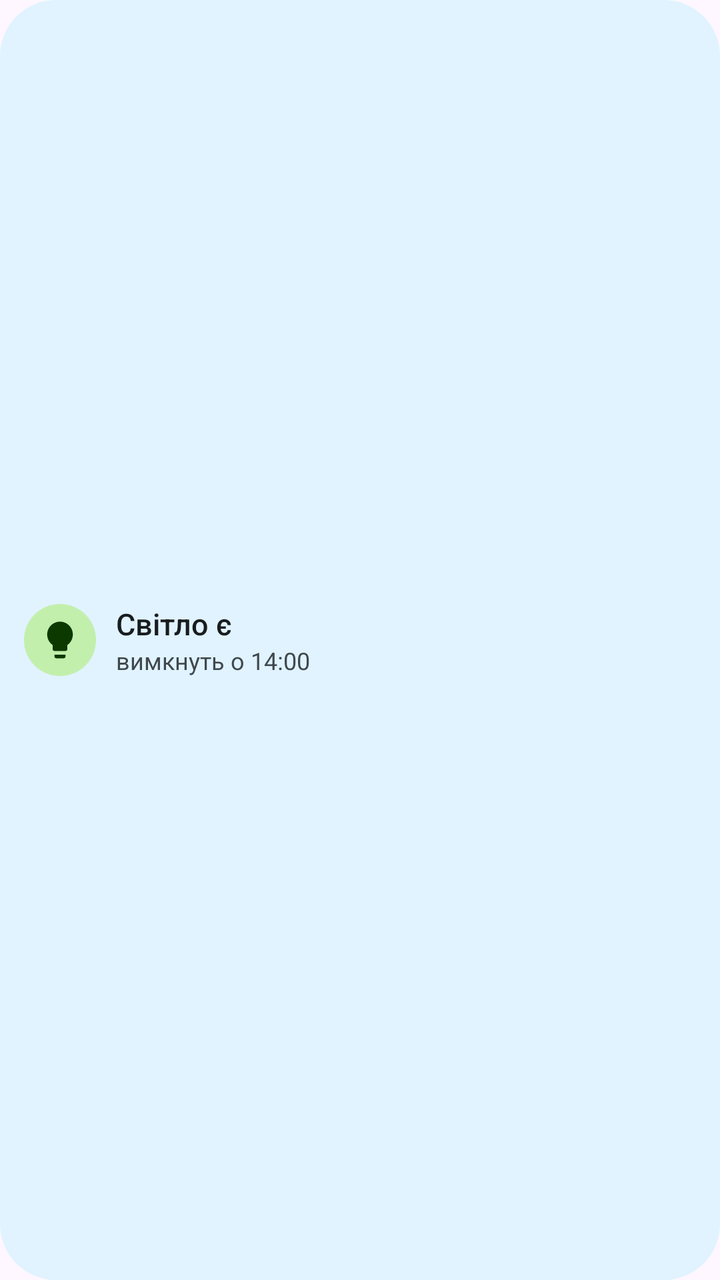
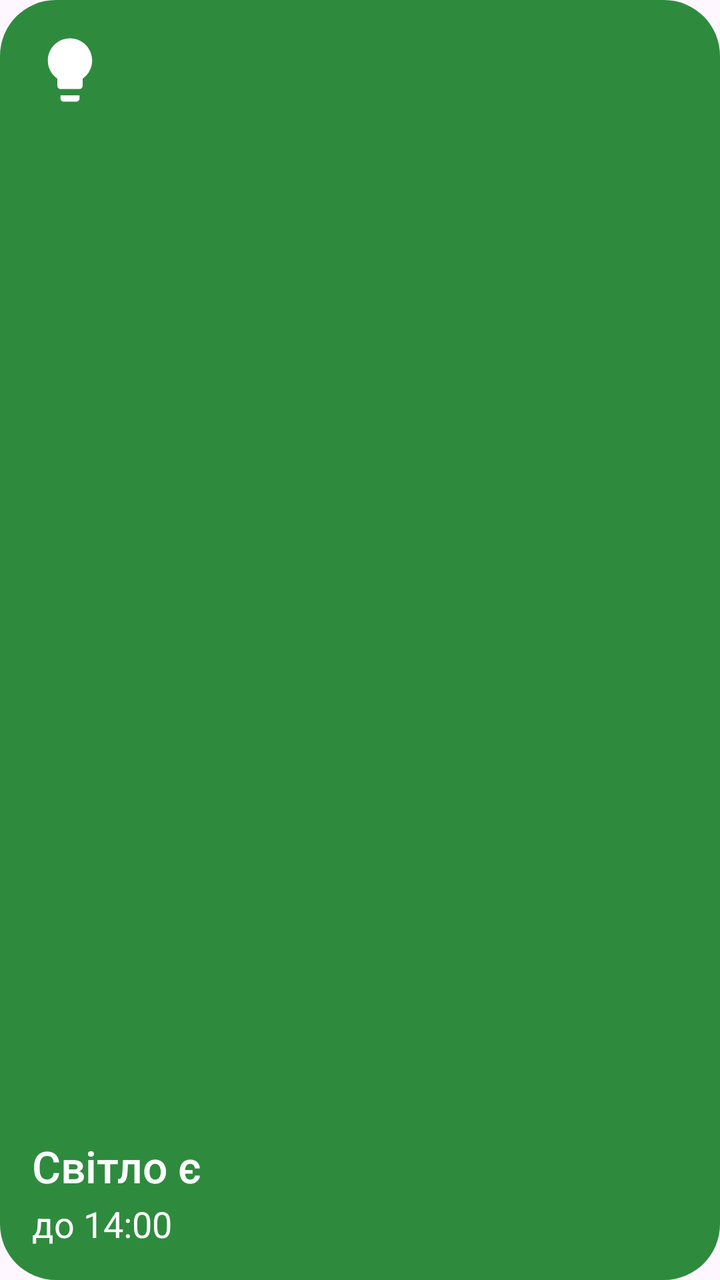

Two renders of the same Android screen: before a commit and after it. Below are the layout's source before the change and the commit's diff.
<!-- AndroidManifest.xml: application theme AppTheme -->
<!-- res/layout/widget_small.xml -->
<?xml version="1.0" encoding="utf-8"?>
<LinearLayout xmlns:android="http://schemas.android.com/apk/res/android"
    android:id="@+id/w_root"
    android:layout_width="match_parent"
    android:layout_height="match_parent"
    android:background="@drawable/widget_bg"
    android:gravity="center_vertical"
    android:orientation="horizontal"
    android:paddingStart="12dp"
    android:paddingEnd="12dp">

    <ImageView
        android:id="@+id/w_icon"
        android:layout_width="36dp"
        android:layout_height="36dp"
        android:background="@drawable/circle_on"
        android:contentDescription="Статус"
        android:padding="7dp"
        android:src="@drawable/ic_status_on" />

    <LinearLayout
        android:layout_width="0dp"
        android:layout_height="wrap_content"
        android:layout_marginStart="10dp"
        android:layout_weight="1"
        android:orientation="vertical">

        <TextView
            android:id="@+id/w_status"
            android:layout_width="wrap_content"
            android:layout_height="wrap_content"
            android:ellipsize="end"
            android:fontFamily="sans-serif-medium"
            android:maxLines="1"
            android:text="Світло є"
            android:textColor="@color/widget_on"
            android:textSize="15sp" />

        <TextView
            android:id="@+id/w_detail"
            android:layout_width="wrap_content"
            android:layout_height="wrap_content"
            android:ellipsize="end"
            android:maxLines="1"
            android:text="вимкнуть о 14:00"
            android:textColor="@color/widget_sub"
            android:textSize="12sp" />
    </LinearLayout>
</LinearLayout>
<!-- resources referenced by this layout -->
<resources>
  <color name="widget_on">#1A1B20</color>
  <color name="widget_sub">#44474F</color>
  <!-- drawable circle_on (drawable) -->
  <?xml version="1.0" encoding="utf-8"?>
  <shape xmlns:android="http://schemas.android.com/apk/res/android" android:shape="oval">
      <solid android:color="@color/st_on_container" />
  </shape>
  <!-- drawable ic_status_on (drawable) -->
  <?xml version="1.0" encoding="utf-8"?>
  <vector xmlns:android="http://schemas.android.com/apk/res/android"
      android:width="24dp"
      android:height="24dp"
      android:viewportWidth="24"
      android:viewportHeight="24">
      <path android:fillColor="@color/st_on_content" android:pathData="M9,21c0,0.55 0.45,1 1,1h4c0.55,0 1,-0.45 1,-1v-1H9V21zM12,2C8.14,2 5,5.14 5,9c0,2.38 1.19,4.47 3,5.74V17c0,0.55 0.45,1 1,1h6c0.55,0 1,-0.45 1,-1v-2.26c1.81,-1.27 3,-3.36 3,-5.74C19,5.14 15.86,2 12,2z" />
  </vector>
  <!-- drawable widget_bg (drawable) -->
  <?xml version="1.0" encoding="utf-8"?>
  <shape xmlns:android="http://schemas.android.com/apk/res/android" android:shape="rectangle">
      <solid android:color="@color/widget_bg" />
      <corners android:radius="24dp" />
  </shape>
  <style name="AppTheme" parent="Theme.Material3.DayNight.NoActionBar">
          <item name="android:statusBarColor">?attr/colorSurface</item>
          <item name="android:windowLightStatusBar">@bool/light_bars</item>
      </style>
  <color name="st_on_container">#C3EFAD</color>
  <color name="st_on_content">#0C3900</color>
  <color name="widget_bg">#EEF0F8</color>
</resources>

<!-- the commit's change to res/layout/widget_small.xml (unified diff, before → after) -->
@@ -1,49 +1,46 @@
 <?xml version="1.0" encoding="utf-8"?>
-<LinearLayout xmlns:android="http://schemas.android.com/apk/res/android"
+<FrameLayout xmlns:android="http://schemas.android.com/apk/res/android"
     android:id="@+id/w_root"
     android:layout_width="match_parent"
     android:layout_height="match_parent"
-    android:background="@drawable/widget_bg"
-    android:gravity="center_vertical"
-    android:orientation="horizontal"
-    android:paddingStart="12dp"
-    android:paddingEnd="12dp">
+    android:background="@drawable/wbg_on"
+    android:padding="16dp">
 
     <ImageView
         android:id="@+id/w_icon"
-        android:layout_width="36dp"
-        android:layout_height="36dp"
-        android:background="@drawable/circle_on"
-        android:contentDescription="Статус"
-        android:padding="7dp"
+        android:layout_width="38dp"
+        android:layout_height="38dp"
+        android:layout_gravity="top|start"
+        android:contentDescription="@null"
         android:src="@drawable/ic_status_on" />
 
     <LinearLayout
-        android:layout_width="0dp"
+        android:layout_width="match_parent"
         android:layout_height="wrap_content"
-        android:layout_marginStart="10dp"
-        android:layout_weight="1"
+        android:layout_gravity="bottom|start"
         android:orientation="vertical">
 
         <TextView
             android:id="@+id/w_status"
-            android:layout_width="wrap_content"
+            android:layout_width="match_parent"
             android:layout_height="wrap_content"
             android:ellipsize="end"
             android:fontFamily="sans-serif-medium"
-            android:maxLines="1"
+            android:lineSpacingMultiplier="0.95"
+            android:maxLines="2"
             android:text="Світло є"
-            android:textColor="@color/widget_on"
-            android:textSize="15sp" />
+            android:textColor="#FFFFFFFF"
+            android:textSize="22sp" />
 
         <TextView
             android:id="@+id/w_detail"
-            android:layout_width="wrap_content"
+            android:layout_width="match_parent"
             android:layout_height="wrap_content"
+            android:layout_marginTop="2dp"
             android:ellipsize="end"
             android:maxLines="1"
-            android:text="вимкнуть о 14:00"
-            android:textColor="@color/widget_sub"
-            android:textSize="12sp" />
+            android:text="до 14:00"
+            android:textColor="#FFFFFFFF"
+            android:textSize="18sp" />
     </LinearLayout>
-</LinearLayout>
+</FrameLayout>
<!-- resource entries referenced after the edit -->
@@ -1,12 +1,5 @@
 <!-- resources referenced by this layout -->
 <resources>
-  <color name="widget_on">#1A1B20</color>
-  <color name="widget_sub">#44474F</color>
-  <!-- drawable circle_on (drawable) -->
-  <?xml version="1.0" encoding="utf-8"?>
-  <shape xmlns:android="http://schemas.android.com/apk/res/android" android:shape="oval">
-      <solid android:color="@color/st_on_container" />
-  </shape>
   <!-- drawable ic_status_on (drawable) -->
   <?xml version="1.0" encoding="utf-8"?>
   <vector xmlns:android="http://schemas.android.com/apk/res/android"
@@ -16,18 +9,17 @@
       android:viewportHeight="24">
       <path android:fillColor="@color/st_on_content" android:pathData="M9,21c0,0.55 0.45,1 1,1h4c0.55,0 1,-0.45 1,-1v-1H9V21zM12,2C8.14,2 5,5.14 5,9c0,2.38 1.19,4.47 3,5.74V17c0,0.55 0.45,1 1,1h6c0.55,0 1,-0.45 1,-1v-2.26c1.81,-1.27 3,-3.36 3,-5.74C19,5.14 15.86,2 12,2z" />
   </vector>
-  <!-- drawable widget_bg (drawable) -->
+  <!-- drawable wbg_on (drawable) -->
   <?xml version="1.0" encoding="utf-8"?>
   <shape xmlns:android="http://schemas.android.com/apk/res/android" android:shape="rectangle">
-      <solid android:color="@color/widget_bg" />
-      <corners android:radius="24dp" />
+      <solid android:color="@color/st_on_container" />
+      <corners android:radius="26dp" />
   </shape>
   <style name="AppTheme" parent="Theme.Material3.DayNight.NoActionBar">
           <item name="android:statusBarColor">?attr/colorSurface</item>
           <item name="android:windowLightStatusBar">@bool/light_bars</item>
       </style>
-  <color name="st_on_container">#C3EFAD</color>
-  <color name="st_on_content">#0C3900</color>
-  <color name="widget_bg">#EEF0F8</color>
+  <color name="st_on_container">#2E8B3E</color>
+  <color name="st_on_content">#FFFFFF</color>
 </resources>
 
